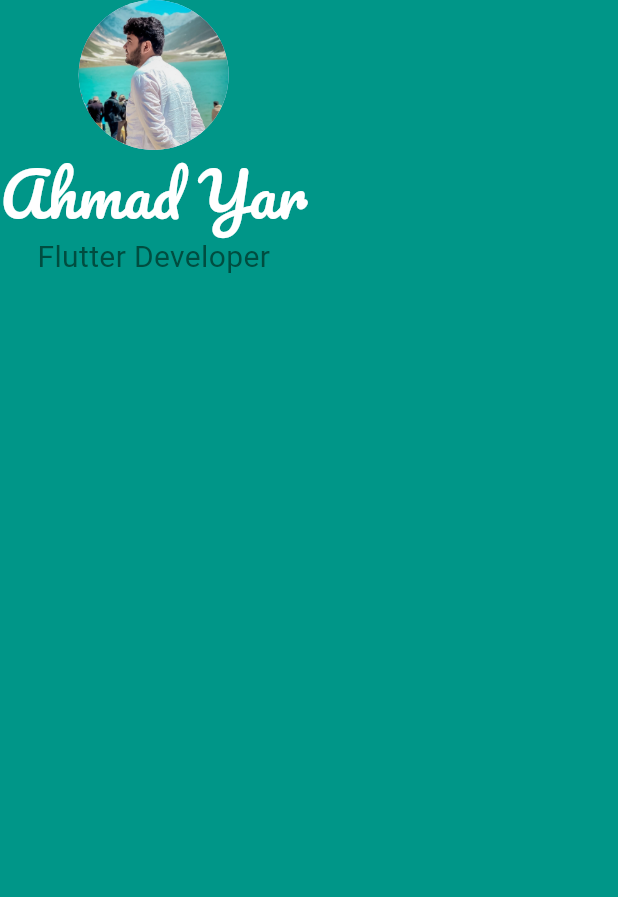
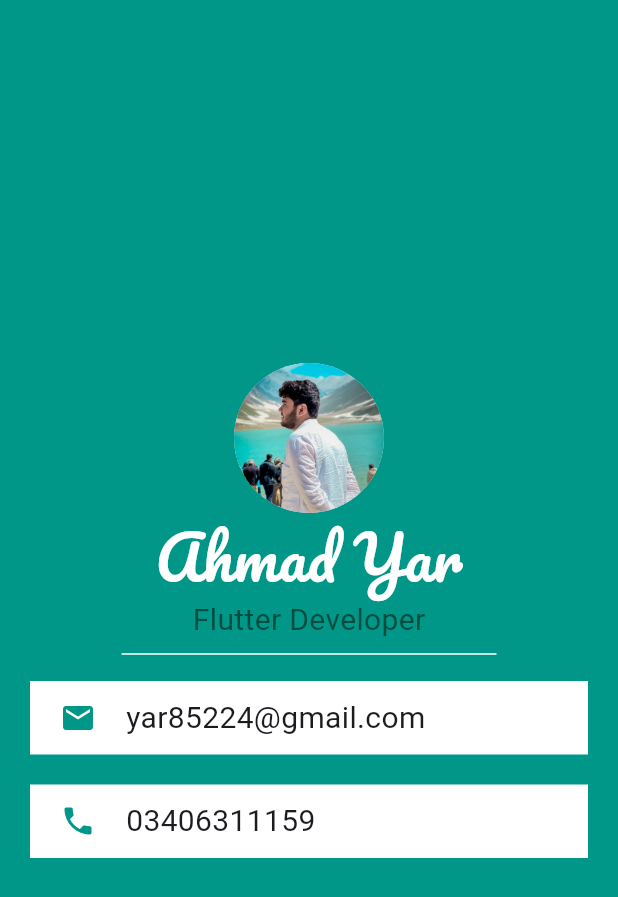
Before and after one commit to Ahmad163563/internship, a Flutter app: the screen it shows after launch, on a phone screen of 412 x 824 dp. Shown: the top 897 px of the screen. Run offline on Flutter 3.47's test engine with Material 3 defaults, Android fonts, the phone set to English and light mode, and no system bars; our stand-ins replace cloud_firestore, firebase_core, smooth_page_indicator; accounts and stored records are empty.

Commit message:
project done

```diff
--- a/lib/MyCard.dart
+++ b/lib/MyCard.dart
@@ -9,6 +9,7 @@ class Mycard extends StatelessWidget {
       backgroundColor: Colors.teal,
       body: SafeArea(
         child: Column(
+          mainAxisAlignment: MainAxisAlignment.center,
           children: [
             CircleAvatar(
               radius: 50.0,
@@ -22,6 +23,36 @@ class Mycard extends StatelessWidget {
             Text(
               'Flutter Developer',
               style: TextStyle(fontSize: 20.0, color: Colors.teal[900],fontFamily: 'Poppins '),
+            ),
+            SizedBox(
+              width: 250.0,
+              child: Divider(
+                color: Colors.white,
+              ),
+            ),
+            Container(
+              margin: EdgeInsets.symmetric(horizontal: 20,vertical: 10),
+              padding: EdgeInsets.symmetric(horizontal: 20,vertical: 10),
+              color: Colors.white,
+              child: Row(
+                children: [
+                  Icon(Icons.email,color: Colors.teal,),
+                  SizedBox(width: 20.0,),
+                  Text('yar85224@gmail.com',style: TextStyle(fontSize: 20.0),)
+                ],
+              ),
+            ),
+            Container(
+              margin: EdgeInsets.symmetric(horizontal: 20,vertical: 10),
+              padding: EdgeInsets.symmetric(horizontal: 20,vertical: 10),
+              color: Colors.white,
+              child: Row(
+                children: [
+                  Icon(Icons.phone,color: Colors.teal,),
+                  SizedBox(width: 20.0,),
+                  Text('03406311159',style: TextStyle(fontSize: 20.0),)
+                ],
+              ),
             )
           ],
         ),
```
